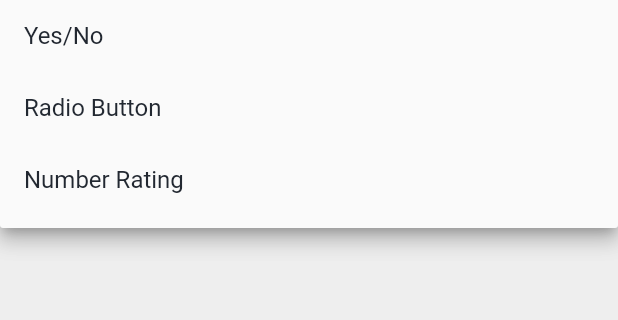
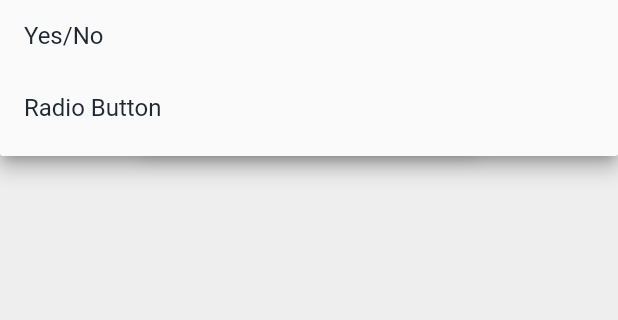
Before and after one commit to IIBTech007/review_app, a Flutter app: the AddAQuestion screen opened directly with empty values, after a tap on "Review Options", on a phone screen of 412 x 824 dp, the part 312-632 px from its top. Run offline on Flutter 3.47's test engine with Material 2 defaults, Android fonts, the phone set to English and light mode, and no system bars; our stand-ins replace custom_radio_grouped_button, data_connection_checker, datetime_picker_formfield, fancy_bottom_navigation, flushbar, flutter_rating_bar and 16 more; missing offline and left inert: ars_progress_dialog, expandable_card, flutter_barcode_scanner, flutter_polyline_points, need_resume; accounts and stored records are empty; network calls fail; Roboto replaces fonts that are missing (Prompt).

Commit message:
minor changes

```diff
--- a/lib/AppScreens/Admin/Feedbacks/FeedbackDetails.dart
+++ b/lib/AppScreens/Admin/Feedbacks/FeedbackDetails.dart
@@ -24,12 +24,13 @@ class _FeedbackDetailsState extends State<FeedbackDetails> {
     return Scaffold(
       appBar: AppBar(
         actions: [
+          widget.f.comment!=null||widget.f.image!=null?
           IconButton(
             icon: Icon(Icons.announcement_rounded, color: color4,size:25,),
             onPressed: (){
               Navigator.push(context, MaterialPageRoute(builder: (context)=> CommentAndPicture(widget.f.comment,widget.f.image)));
             },
-          ),
+          ):Container(),
         ],
         title: Text("Feedback Details",
           style: GoogleFonts.prompt(
--- a/lib/Controllers/QuestionsController.dart
+++ b/lib/Controllers/QuestionsController.dart
@@ -10,7 +10,7 @@ class QuestionController extends GetxController{
  var _questionRepository= locator<IQuestionRepository>();
  var optionsList =<QuestionOptions>[].obs;
   var questionList =<Questions>[].obs;
-  List reviewTypeList=["Star Rating", "Yes/No", "Radio Button", "Number Rating"];
+  List reviewTypeList=["Star Rating", "Yes/No", "Radio Button"];
   var questionTypeId=1.obs;
   @override
   void onInit() {
--- a/lib/Utils/Utils.dart
+++ b/lib/Utils/Utils.dart
@@ -90,8 +90,6 @@ class Utils{
        return "Yes/No";
      }else if(id==3){
        return "Radio Button";
-     }else if(id==4){
-       return "Numbering";
      }
    }
    static Future<File> getImage() async {
```
